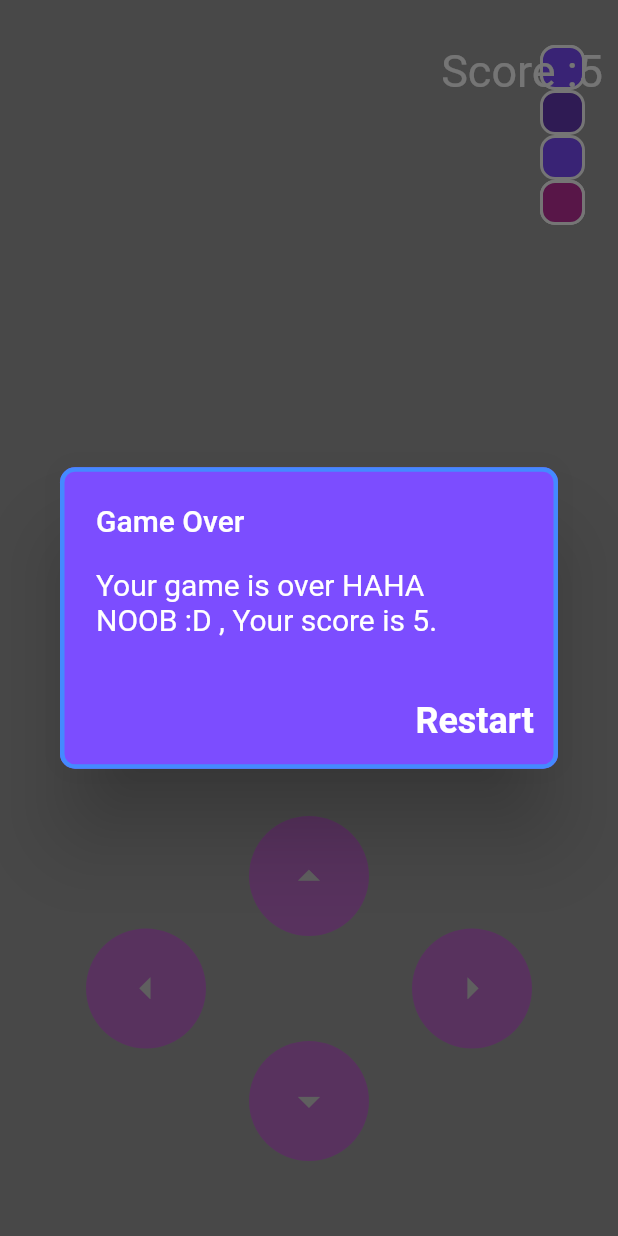
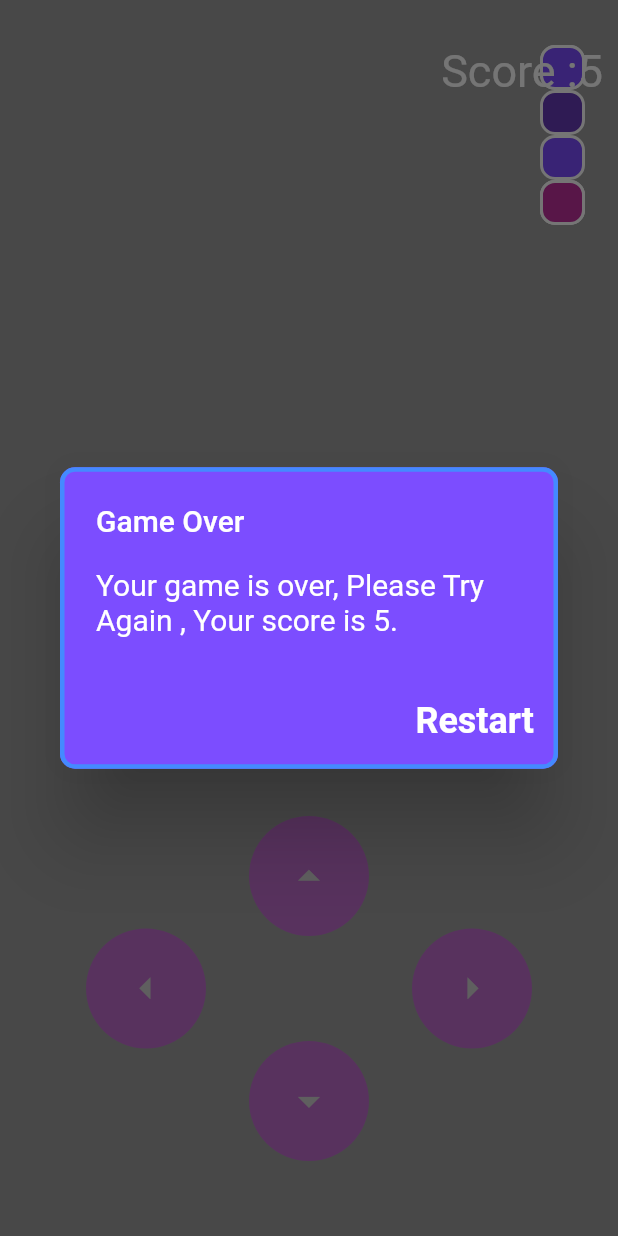
Before and after one commit to MostafaRefaatElAdl/SnakeGame, a Flutter app: the screen it shows after launch, on a phone screen of 412 x 824 dp. Run offline on Flutter 3.47's test engine with Material 2 defaults, Android fonts, the phone set to English and light mode, and no system bars.

Commit message:
Minor Fix

```diff
--- a/lib/gme.dart
+++ b/lib/gme.dart
@@ -131,7 +131,7 @@ class _GamePageState extends State<GamePage> {
                 style: TextStyle(color: Colors.white),
           ),
           content: Text(
-              "Your game is over HAHA NOOB :D , Your score is " +score.toString()+".",style: TextStyle(color: Colors.white,fontSize: 20),
+              "Your game is over, Please Try Again , Your score is " +score.toString()+".",style: TextStyle(color: Colors.white,fontSize: 20),
           ),
           actions: [
             TextButton(onPressed: () async{
```
